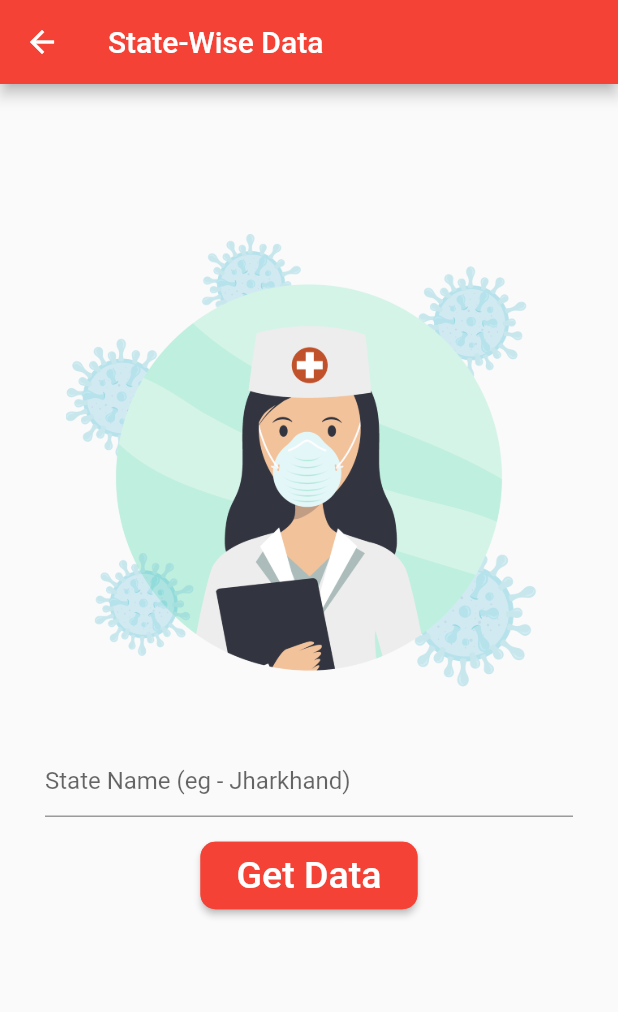
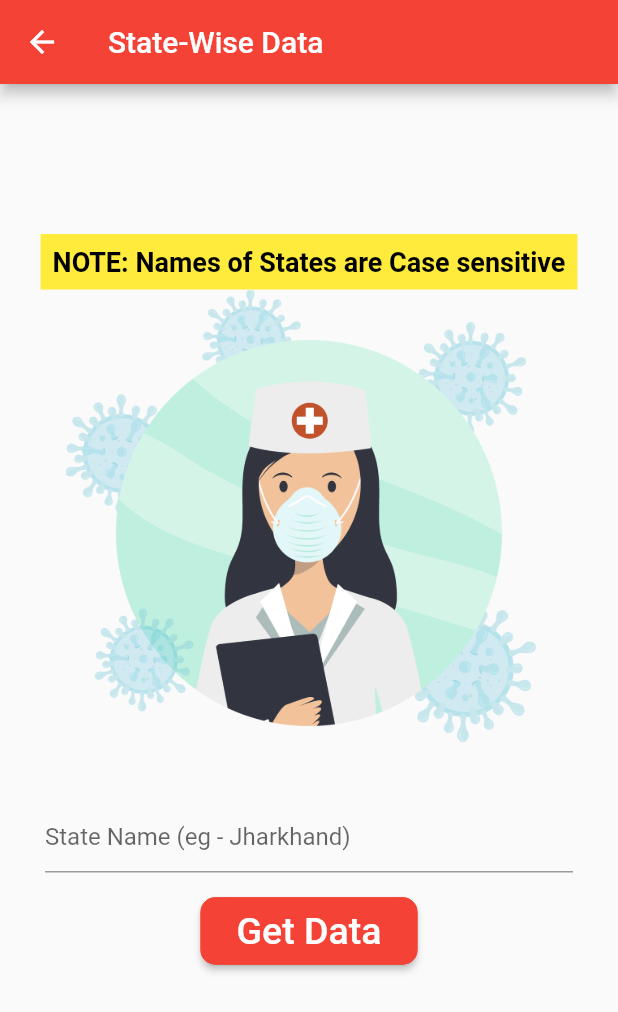
Before and after one commit to sachin161kr/Covi-Help, a Flutter app: the screen it shows after launch, in the side drawer, after a tap on "State-Wise Data", on a phone screen of 412 x 824 dp. Shown: the top 1012 px of the screen. Run offline on Flutter 3.47's test engine with Material 2 defaults, Android fonts, the light colour scheme and no system bars.

Commit message:
stability changes

```diff
--- a/lib/certificate.dart
+++ b/lib/certificate.dart
@@ -25,6 +25,18 @@ class _CertificateState extends State<Certificate> {
           children: [
             SizedBox(
               height: 100,
+            ),
+            Container(
+              color: Colors.yellow,
+              padding: EdgeInsets.all(8),
+              child: Text(
+                'NOTE: Names of States are Case sensitive',
+                style: TextStyle(
+                    color: Colors.black,
+                    fontSize: 18,
+                    fontWeight: FontWeight.bold),
+                textAlign: TextAlign.center,
+              ),
             ),
             Container(
               height: MediaQuery.of(context).size.height / 3 + 50,
--- a/lib/myDrawer.dart
+++ b/lib/myDrawer.dart
@@ -105,6 +105,34 @@ class _MyDrawerState extends State<MyDrawer> {
             ListTile(
               tileColor: Colors.red,
               leading: Icon(
+                Icons.medical_services,
+                color: Colors.black,
+              ),
+              title: Text(
+                'Co-WIN Portal',
+                style: TextStyle(fontSize: 18, color: Colors.black),
+              ),
+              onTap: () async {
+                const url = 'https://www.cowin.gov.in/home';
+                if (await canLaunch(url)) {
+                  await launch(
+                    url,
+                    // forceSafariVC: true,
+                    // forceWebView: true,
+                    // enableJavaScript: true,
+                    // headers: <String, String>{'header_key': 'header_value'},
+                  );
+                } else {
+                  throw 'Could not launch $url';
+                }
+              },
+            ),
+            SizedBox(
+              height: 15,
+            ),
+            ListTile(
+              tileColor: Colors.red,
+              leading: Icon(
                 Icons.info,
                 color: Colors.black,
               ),
--- a/lib/news.dart
+++ b/lib/news.dart
@@ -42,7 +42,7 @@ class _NewsState extends State<News> {
               return Container(
                   padding: EdgeInsets.only(top: 250, right: 10, left: 10),
                   child: Text(
-                    'Vaccine Not Available at this Pincode.',
+                    'Sorry! News not available at this moment. Try again later.',
                     style: TextStyle(
                       fontSize: 25,
                     ),
```
Also changed, not shown: lib/statedata.dart (+9 -4 lines).
